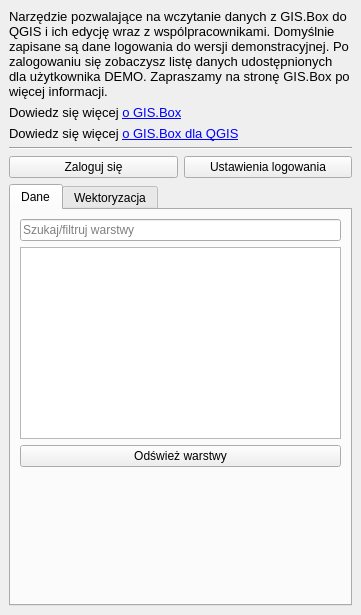
Old version of the form gissupport_plugin/modules/gis_box/gisbox_dockwidget.ui in the repository gis-support/gis-support-plugin.
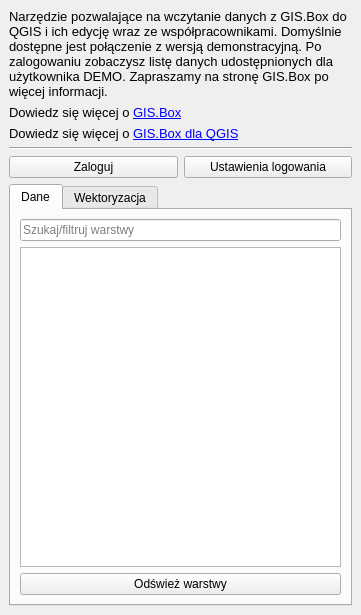
New version of the form.

Commit message: DEV-11848, panel GIS.Box - poprawki UX

What changed in the file:
```diff
--- a/gissupport_plugin/modules/gis_box/gisbox_dockwidget.ui
+++ b/gissupport_plugin/modules/gis_box/gisbox_dockwidget.ui
@@ -18,7 +18,7 @@
     <item>
      <widget class="QLabel" name="infoLabel">
       <property name="text">
-       <string>&lt;html&gt;&lt;head/&gt;&lt;body&gt;&lt;p&gt;&lt;span style=&quot; font-size:10pt;&quot;&gt;Narzędzie pozwalające na wczytanie danych z GIS.Box do QGIS i ich edycję wraz z wspólpracownikami. Domyślnie zapisane są dane logowania do wersji demonstracyjnej. Po zalogowaniu się zobaczysz listę danych udostępnionych dla użytkownika DEMO. Zapraszamy na stronę GIS.Box po więcej informacji.
+       <string>&lt;html&gt;&lt;head/&gt;&lt;body&gt;&lt;p&gt;&lt;span style=&quot; font-size:10pt;&quot;&gt;Narzędzie pozwalające na wczytanie danych z GIS.Box do QGIS i ich edycję wraz ze współpracownikami. Domyślnie dostępne jest połączenie z wersją demonstracyjną. Po zalogowaniu zobaczysz listę danych udostępnionych dla użytkownika DEMO. Zapraszamy na stronę GIS.Box po więcej informacji.
 &lt;/span&gt;&lt;/p&gt;&lt;/body&gt;&lt;/html&gt;</string>
       </property>
       <property name="wordWrap">
@@ -37,7 +37,7 @@
        </font>
       </property>
       <property name="text">
-       <string>&lt;html&gt;&lt;head/&gt;&lt;body&gt;&lt;p&gt;&lt;span style=&quot; font-size:10pt;&quot;&gt;Dowiedz się więcej &lt;/span&gt;&lt;a href=&quot;https://gis-support.pl/gis-box/&quot;&gt;&lt;span style=&quot; font-size:10pt; text-decoration: underline; color:#0000ff;&quot;&gt;o GIS.Box&lt;/span&gt;&lt;/a&gt;&lt;/p&gt;&lt;/body&gt;&lt;/html&gt;</string>
+       <string>&lt;html&gt;&lt;head/&gt;&lt;body&gt;&lt;p&gt;&lt;span style=&quot; font-size:10pt;&quot;&gt;Dowiedz się więcej o &lt;/span&gt;&lt;a href=&quot;https://gis-support.pl/gis-box/&quot;&gt;&lt;span style=&quot; font-size:10pt; text-decoration: underline; color:#0000ff;&quot;&gt;GIS.Box&lt;/span&gt;&lt;/a&gt;&lt;/p&gt;&lt;/body&gt;&lt;/html&gt;</string>
       </property>
       <property name="textFormat">
        <enum>Qt::RichText</enum>
@@ -58,7 +58,7 @@
        </font>
       </property>
       <property name="text">
-       <string>&lt;html&gt;&lt;head/&gt;&lt;body&gt;&lt;p&gt;&lt;span style=&quot; font-size:10pt;&quot;&gt;Dowiedz się więcej &lt;/span&gt;&lt;a href=&quot;https://gis-support.pl/qgis-gis-box/&quot;&gt;&lt;span style=&quot; font-size:10pt; text-decoration: underline; color:#0000ff;&quot;&gt;o GIS.Box dla QGIS&lt;/span&gt;&lt;/a&gt;&lt;/p&gt;&lt;/body&gt;&lt;/html&gt;</string>
+       <string>&lt;html&gt;&lt;head/&gt;&lt;body&gt;&lt;p&gt;&lt;span style=&quot; font-size:10pt;&quot;&gt;Dowiedz się więcej o &lt;/span&gt;&lt;a href=&quot;https://gis-support.pl/qgis-gis-box/&quot;&gt;&lt;span style=&quot; font-size:10pt; text-decoration: underline; color:#0000ff;&quot;&gt;GIS.Box dla QGIS&lt;/span&gt;&lt;/a&gt;&lt;/p&gt;&lt;/body&gt;&lt;/html&gt;</string>
       </property>
       <property name="textFormat">
        <enum>Qt::RichText</enum>
@@ -80,7 +80,7 @@
       <item>
        <widget class="QPushButton" name="connectButton">
         <property name="text">
-         <string>Zaloguj się</string>
+         <string>Zaloguj</string>
         </property>
        </widget>
       </item>
@@ -132,19 +132,6 @@
           </property>
          </widget>
         </item>
-        <item>
-         <spacer name="verticalSpacer">
-          <property name="orientation">
-           <enum>Qt::Vertical</enum>
-          </property>
-          <property name="sizeHint" stdset="0">
-           <size>
-            <width>20</width>
-            <height>40</height>
-           </size>
-          </property>
-         </spacer>
-        </item>
        </layout>
       </widget>
       <widget class="QWidget" name="vectorTab">
```
Left out of the diff: 6 changed lines with no effect on the pictures. The commit also changes 2 other files.
